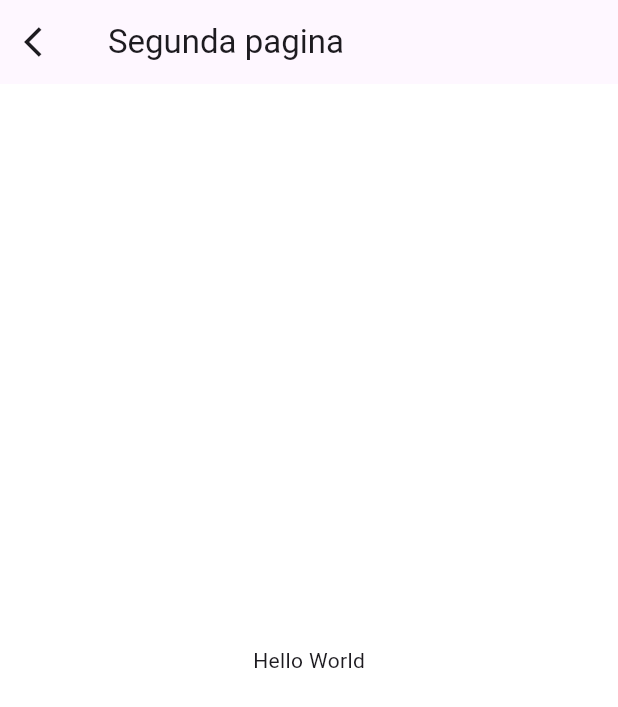
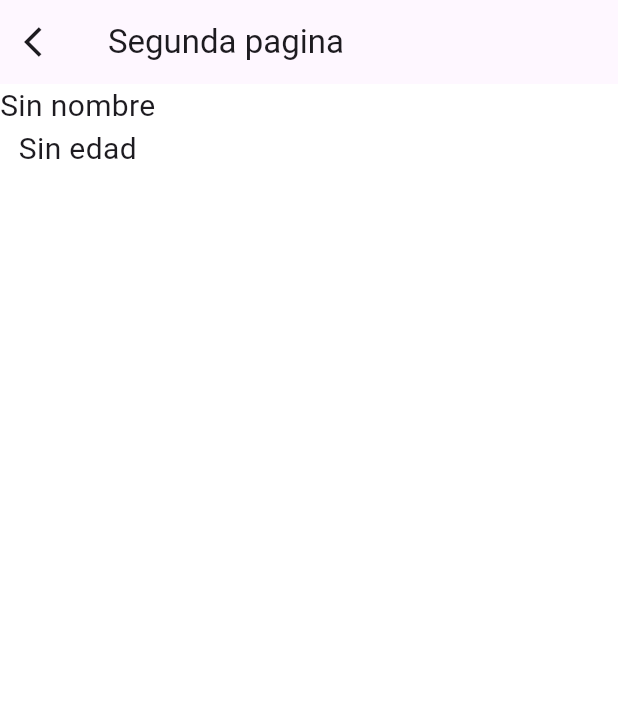
Before and after one commit to SantiagoMGS/flutter_first_app, a Flutter app: the SegundaPagina screen opened by its route, on a phone screen of 412 x 824 dp. Shown: the top 707 px of the screen. Run offline on Flutter 3.47's test engine with Material 3 defaults, Android fonts, the phone set to English and light mode, and no system bars.

Commit message:
Añadir envio de informacion entre widgets

```diff
--- /dev/null
+++ b/lib/core/models/persona.dart
@@ -0,0 +1,6 @@
+class Persona {
+  final String nombre;
+  final int edad;
+
+  Persona({required this.nombre, required this.edad});
+}
--- a/lib/ui/pages/primera_pagina.dart
+++ b/lib/ui/pages/primera_pagina.dart
@@ -1,5 +1,6 @@
 import 'package:flutter/foundation.dart';
 import 'package:flutter/material.dart';
+import 'package:flutter_first_app/core/models/persona.dart';
 import 'package:flutter_first_app/ui/pages/segunda_pagina.dart';
 
 class FormularioPagina extends StatefulWidget {
@@ -22,6 +23,8 @@ class FormularioPaginaState extends State<FormularioPagina> {
   late bool seleccionado;
   late String carrera;
   late String? pais;
+
+  final Persona persona = Persona(nombre: 'Santiago', edad: 27);
 
   @override
   initState() {
@@ -154,8 +157,14 @@ class FormularioPaginaState extends State<FormularioPagina> {
                       // Navigator.push(
                       //     context,
                       //     MaterialPageRoute(
-                      //         builder: (context) => const SegundaPagina()));
-                      Navigator.pushNamed(context, 'segunda_pagina');
+                      //         builder: (context) => SegundaPagina(
+                      //               usuario: persona,
+                      //               esNuevo: true,
+                      //             ))); // Navegacion con parametros usando MaterialPageRoute
+                      Navigator.pushNamed(context, 'segunda_pagina',
+                          arguments: SegundaPaginaArgumentos(
+                              usuario: Persona(nombre: 'Jesucristo', edad: 33),
+                              esNuevo: true));
                     }),
                 const SizedBox(width: 8),
                 ElevatedButton(child: const Text("Tercero"), onPressed: () {}),
--- a/lib/ui/pages/segunda_pagina.dart
+++ b/lib/ui/pages/segunda_pagina.dart
@@ -1,7 +1,16 @@
 import 'package:flutter/material.dart';
+import 'package:flutter_first_app/core/models/persona.dart';
+
+class SegundaPaginaArgumentos {
+  final Persona? usuario;
+  final bool esNuevo;
+  SegundaPaginaArgumentos({this.usuario, this.esNuevo = false});
+}
 
 class SegundaPagina extends StatefulWidget {
-  const SegundaPagina({super.key});
+  final Persona? usuario;
+  final bool esNuevo;
+  const SegundaPagina({super.key, this.usuario, this.esNuevo = false});
 
   @override
   State<SegundaPagina> createState() => _SegundaPaginaState();
@@ -10,6 +19,13 @@ class SegundaPagina extends StatefulWidget {
 class _SegundaPaginaState extends State<SegundaPagina> {
   @override
   Widget build(BuildContext context) {
+    SegundaPaginaArgumentos argumentos;
+    if (ModalRoute.of(context)?.settings.arguments != null) {
+      argumentos =
+          ModalRoute.of(context)?.settings.arguments as SegundaPaginaArgumentos;
+    } else {
+      argumentos = SegundaPaginaArgumentos();
+    }
     return Scaffold(
       appBar: AppBar(
           title: const Text('Segunda pagina'),
@@ -19,8 +35,15 @@ class _SegundaPaginaState extends State<SegundaPagina> {
                 Navigator.pop(context);
               })),
       //onPressed: () => Navigator.of(context).pop(context))), otra forma de hacerlo
-      body: const Center(
-        child: Text('Hello World'),
+      body: Column(
+        children: [
+          //Text(widget.usuario?.nombre ?? 'Sin nombre', style: const TextStyle(fontSize: 20)),
+          Text(argumentos.usuario?.nombre ?? 'Sin nombre',
+              style: const TextStyle(fontSize: 20)),
+          //Text(widget.usuario?.edad.toString() ?? 'Sin edad', style: const TextStyle(fontSize: 20)),
+          Text(argumentos.usuario?.edad.toString() ?? 'Sin edad',
+              style: const TextStyle(fontSize: 20)),
+        ],
       ),
     );
   }
```
